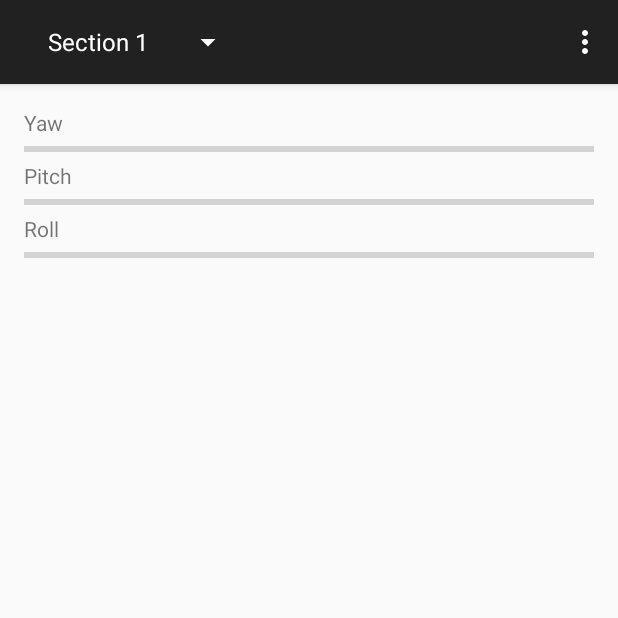
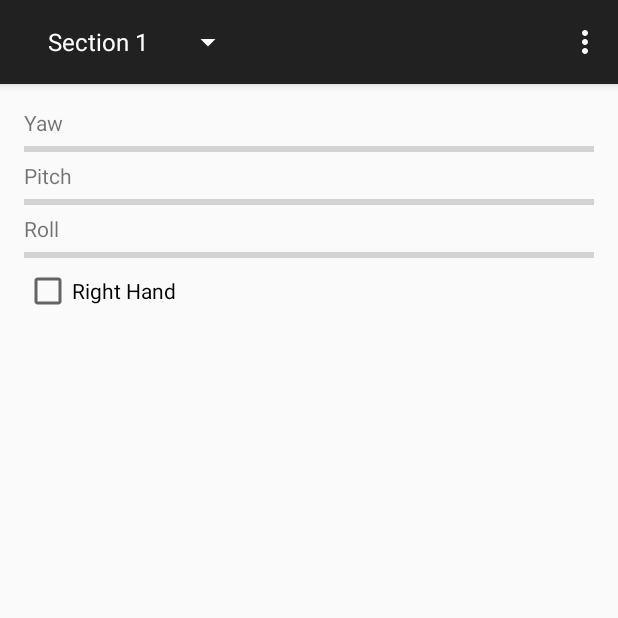
Before and after one commit to michaelsmithgit/Manus, an Android app: the screen it shows after launch (ManusTestActivity), on a phone screen of 412 x 824 dp, the top half of it. Run offline under Robolectric (Android 15) with nearby library versions, the phone set to English and light mode, and no system bars; 1 statement that could not run was skipped.

Commit message:
ManusMobile: Read handedness from feature report.

```diff
--- a/ManusMobile/app/src/main/java/com/manusmachina/labs/manusmobile/ManusTestActivity.java
+++ b/ManusMobile/app/src/main/java/com/manusmachina/labs/manusmobile/ManusTestActivity.java
@@ -34,6 +34,7 @@ import android.view.MenuItem;
 import android.view.View;
 import android.view.ViewGroup;
 import android.widget.ArrayAdapter;
+import android.widget.CheckBox;
 import android.widget.ProgressBar;
 
 import com.manusmachina.labs.manussdk.*;
@@ -159,10 +160,12 @@ public class ManusTestActivity extends ActionBarActivity implements ActionBar.On
         ProgressBar yaw = (ProgressBar)findViewById(R.id.yaw);
         ProgressBar pitch = (ProgressBar)findViewById(R.id.pitch);
         ProgressBar roll = (ProgressBar)findViewById(R.id.roll);
+        CheckBox handedness = (CheckBox)findViewById(R.id.handedness);
 
         roll.setProgress((int)degrees.x + 180);
         pitch.setProgress((int)degrees.y + 90);
         yaw.setProgress((int)degrees.z + 180);
+        handedness.setChecked(glove.getHandedness() == Glove.Handedness.RightHand);
     }
 
     /**
--- a/ManusMobile/app/src/main/res/layout/fragment_manus_test.xml
+++ b/ManusMobile/app/src/main/res/layout/fragment_manus_test.xml
@@ -55,5 +55,12 @@
             android:id="@+id/roll"
             android:max="360"
             android:indeterminate="false" />
+
+        <CheckBox
+            android:layout_width="wrap_content"
+            android:layout_height="wrap_content"
+            android:text="Right Hand"
+            android:id="@+id/handedness"
+            android:checked="false" />
     </LinearLayout>
 </RelativeLayout>
```
Also changed, not shown: ManusMobile/manus/src/main/java/com/manusmachina/labs/manussdk/Glove.java (+24 -0 lines).
